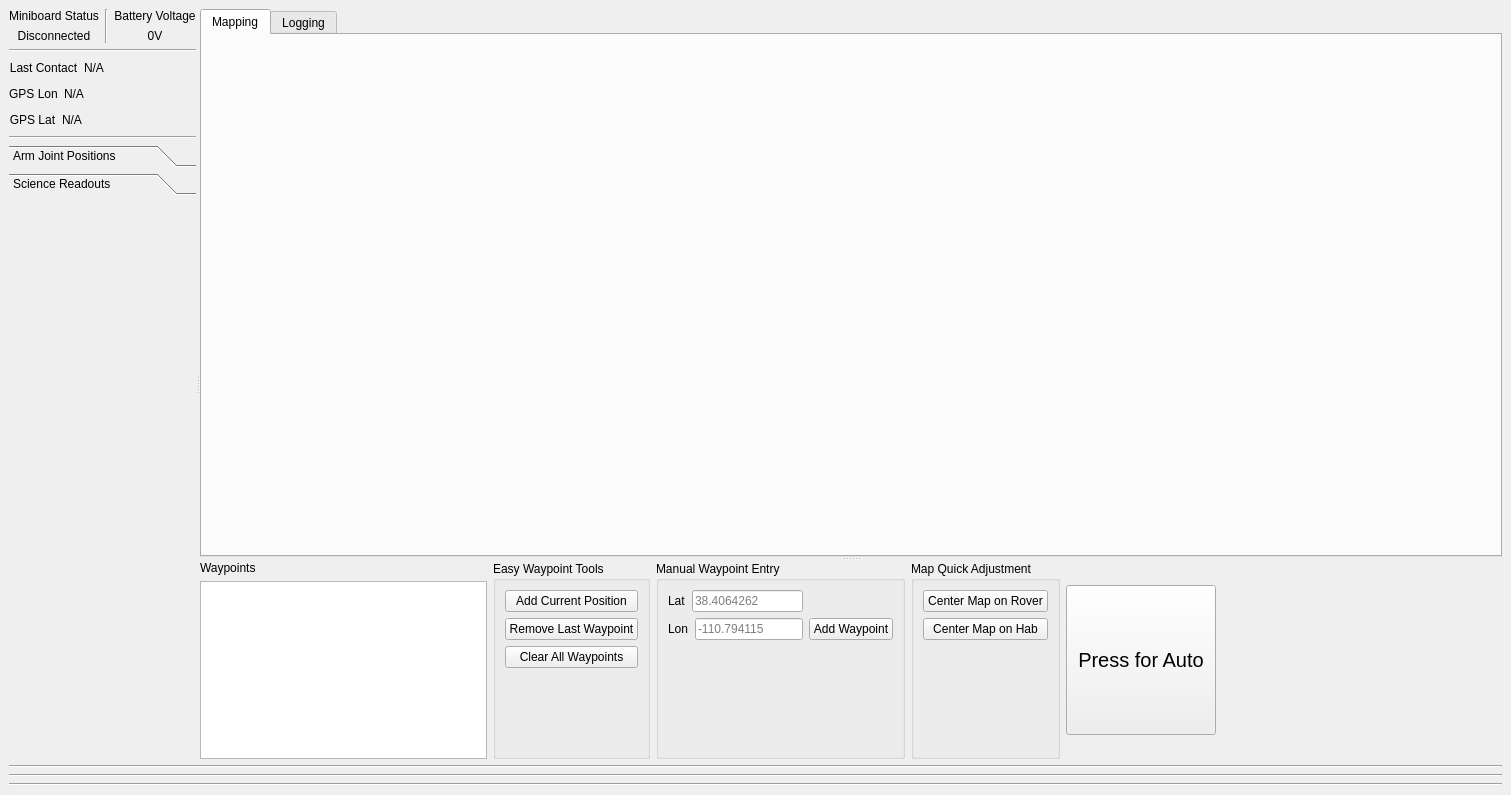
First picture: the form in basestation/Resources/new_ui_work_4-30-17/RoverBaseStation.ui, repository OSURoboticsClub/Rover_2016_2017, before the edit.
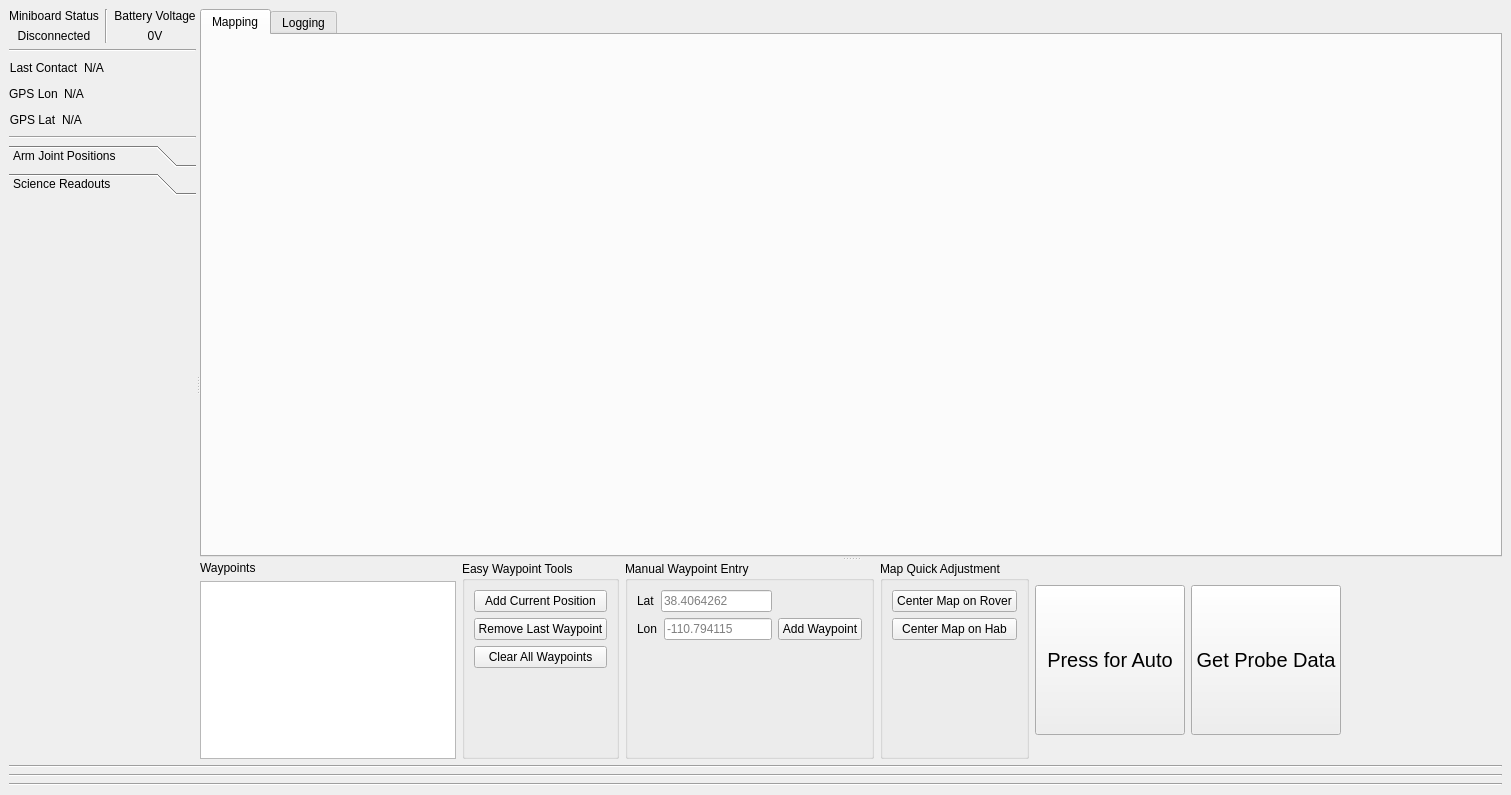
Second picture: the form after the edit.

Commit message: Adding science bits slowly

Diff of the .ui file:
```diff
--- a/basestation/Resources/new_ui_work_4-30-17/RoverBaseStation.ui
+++ b/basestation/Resources/new_ui_work_4-30-17/RoverBaseStation.ui
@@ -991,6 +991,57 @@
              </item>
             </layout>
            </item>
+           <item>
+            <layout class="QVBoxLayout" name="verticalLayout_5">
+             <item>
+              <spacer name="verticalSpacer_7">
+               <property name="orientation">
+                <enum>Qt::Vertical</enum>
+               </property>
+               <property name="sizeHint" stdset="0">
+                <size>
+                 <width>20</width>
+                 <height>40</height>
+                </size>
+               </property>
+              </spacer>
+             </item>
+             <item>
+              <widget class="QPushButton" name="science_data_button">
+               <property name="minimumSize">
+                <size>
+                 <width>150</width>
+                 <height>150</height>
+                </size>
+               </property>
+               <property name="font">
+                <font>
+                 <pointsize>15</pointsize>
+                </font>
+               </property>
+               <property name="text">
+                <string>Get Probe Data</string>
+               </property>
+               <property name="checkable">
+                <bool>false</bool>
+               </property>
+              </widget>
+             </item>
+             <item>
+              <spacer name="verticalSpacer_8">
+               <property name="orientation">
+                <enum>Qt::Vertical</enum>
+               </property>
+               <property name="sizeHint" stdset="0">
+                <size>
+                 <width>20</width>
+                 <height>40</height>
+                </size>
+               </property>
+              </spacer>
+             </item>
+            </layout>
+           </item>
           </layout>
          </item>
         </layout>
```
The commit also changes 5 other files.
